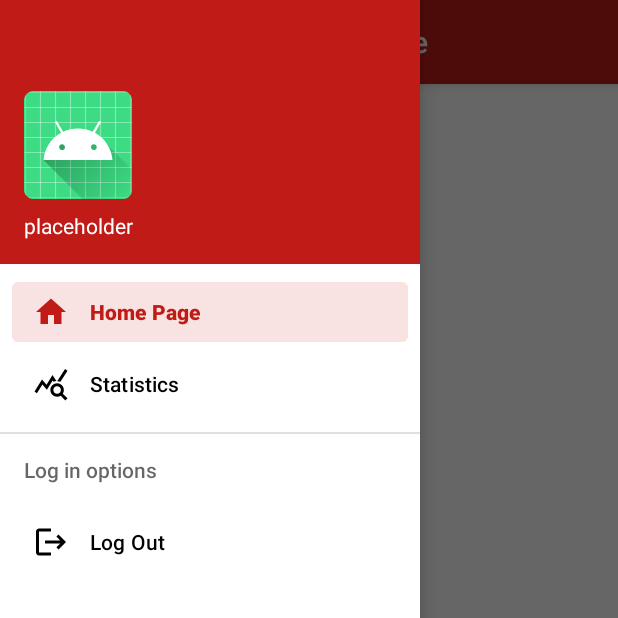
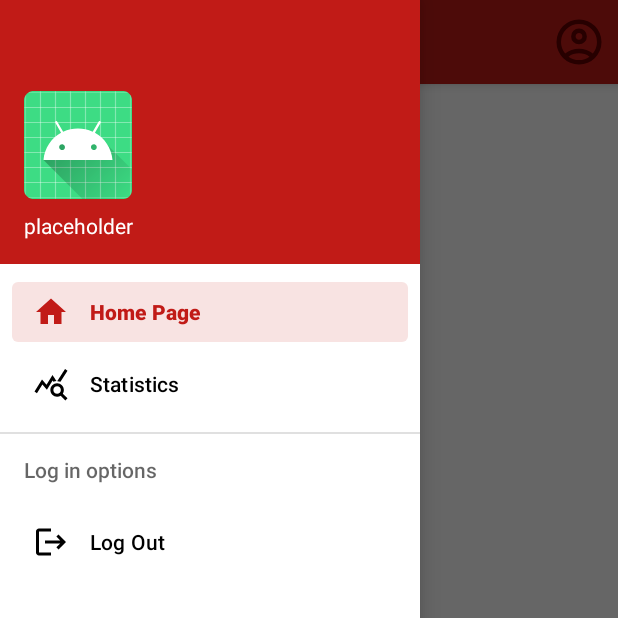
Before and after one commit to guyam23-meet/AndNowIRest, an Android app: the HomePage screen opened directly, with no data from a screen before it, with the side drawer open, on a phone screen of 412 x 824 dp, the top half of it. Run offline under Robolectric (Android 15) with nearby library versions, the phone set to English and light mode, and no system bars; our stand-ins replace Firebase (no records; nobody signed in at launch, a user with empty details on screens opened directly).

Commit message:
menu but not connected to database

```diff
--- a/app/src/main/java/com/example/csproject/HomePage.java
+++ b/app/src/main/java/com/example/csproject/HomePage.java
@@ -3,6 +3,7 @@ package com.example.csproject;
 import androidx.annotation.NonNull;
 import androidx.appcompat.app.ActionBarDrawerToggle;
 import androidx.appcompat.app.AppCompatActivity;
+import androidx.appcompat.widget.PopupMenu;
 import androidx.appcompat.widget.Toolbar;
 import androidx.core.view.GravityCompat;
 import androidx.core.view.WindowCompat;
@@ -12,29 +13,33 @@ import android.content.Intent;
 import android.graphics.Color;
 import android.os.Build;
 import android.os.Bundle;
+import android.view.Menu;
+import android.view.MenuInflater;
 import android.view.MenuItem;
 import android.view.View;
 import android.view.Window;
 import android.view.WindowManager;
+import android.widget.TextView;
 import android.widget.Toast;
 
 import com.google.android.material.navigation.NavigationView;
 import com.google.firebase.auth.FirebaseAuth;
 import com.google.firebase.database.FirebaseDatabase;
 
-public class HomePage extends AppCompatActivity implements NavigationView.OnNavigationItemSelectedListener {
+public class HomePage extends AppCompatActivity implements NavigationView.OnNavigationItemSelectedListener, View.OnClickListener{
     private Toolbar toolbar;
     private View decorView;
     private DrawerLayout drawer;
     private FirebaseAuth mAuth;
     private FirebaseDatabase database;
+    private TextView profile_icon;
 
     @Override
     protected void onCreate(Bundle savedInstanceState) {
         super.onCreate(savedInstanceState);
         requestWindowFeature(Window.FEATURE_NO_TITLE);
         this.getWindow().setFlags(WindowManager.LayoutParams.FLAG_FULLSCREEN, WindowManager.LayoutParams.FLAG_FULLSCREEN);
-        hideSystemUI(getWindow());
+        getWindow().getDecorView().setSystemUiVisibility(hideSystemBars());
         if (Build.VERSION.SDK_INT >= Build.VERSION_CODES.P) {
             getWindow().getAttributes().layoutInDisplayCutoutMode = WindowManager.LayoutParams.LAYOUT_IN_DISPLAY_CUTOUT_MODE_SHORT_EDGES;
         }
@@ -43,6 +48,7 @@ public class HomePage extends AppCompatActivity implements NavigationView.OnNavi
 
         toolbar = findViewById(R.id.toolbar);
         setSupportActionBar(toolbar);
+        getSupportActionBar().setDisplayShowTitleEnabled(false);
 
         drawer = findViewById(R.id.drawer_layout);
         NavigationView navigationView = findViewById(R.id.nav_view);
@@ -55,10 +61,6 @@ public class HomePage extends AppCompatActivity implements NavigationView.OnNavi
             getSupportFragmentManager().beginTransaction().replace(R.id.fragment_container, new HomeFragment()).commit();
             navigationView.setCheckedItem(R.id.nav_home);
         }
-
-        database = FirebaseDatabase.getInstance("https://csproject-99c38-default-rtdb.europe-west1.firebasedatabase.app/");
-        mAuth = FirebaseAuth.getInstance();
-
         decorView = getWindow().getDecorView();
         decorView.setOnSystemUiVisibilityChangeListener(new View.OnSystemUiVisibilityChangeListener() {
             @Override
@@ -67,6 +69,11 @@ public class HomePage extends AppCompatActivity implements NavigationView.OnNavi
                     decorView.setSystemUiVisibility(hideSystemBars());
             }
         });
+
+        database = FirebaseDatabase.getInstance("https://csproject-99c38-default-rtdb.europe-west1.firebasedatabase.app/");
+        mAuth = FirebaseAuth.getInstance();
+        profile_icon=findViewById(R.id.profile_icon);
+        profile_icon.setOnClickListener(this);
     }
 
     @Override
@@ -113,20 +120,22 @@ public class HomePage extends AppCompatActivity implements NavigationView.OnNavi
             decorView.setSystemUiVisibility(hideSystemBars());
     }
 
-    public static void hideSystemUI(android.view.Window window) {
-        window.getDecorView().setSystemUiVisibility(
-                View.SYSTEM_UI_FLAG_FULLSCREEN
-                        | View.SYSTEM_UI_FLAG_LOW_PROFILE
-                        | View.SYSTEM_UI_FLAG_LAYOUT_STABLE
-                        | View.SYSTEM_UI_FLAG_IMMERSIVE
-                        | View.SYSTEM_UI_FLAG_LAYOUT_HIDE_NAVIGATION
-                        | View.SYSTEM_UI_FLAG_HIDE_NAVIGATION
-                        | View.SYSTEM_UI_FLAG_LAYOUT_FULLSCREEN);
-    }
 
     public void signOut() {
         mAuth.signOut();
         Intent i = new Intent(HomePage.this, MainActivity.class);
         startActivity(i);
     }
+
+    @Override
+    public void onClick(View view) {
+        if(view==profile_icon){
+            showPopup(view);
+        }
+    }
+    public void showPopup(View v){
+        PopupMenu popup = new PopupMenu(this,v);
+        popup.inflate(R.menu.profile_menu);
+        popup.show();
+    }
 }
--- /dev/null
+++ b/app/src/main/res/drawable/account_circle_24.xml
@@ -0,0 +1,9 @@
+<vector xmlns:android="http://schemas.android.com/apk/res/android"
+    android:width="36dp"
+    android:height="36dp"
+    android:viewportWidth="960"
+    android:viewportHeight="960">
+  <path
+      android:fillColor="@color/account_circle_color"
+      android:pathData="M234,684q51,-39 114,-61.5T480,600q69,0 132,22.5T726,684q35,-41 54.5,-93T800,480q0,-133 -93.5,-226.5T480,160q-133,0 -226.5,93.5T160,480q0,59 19.5,111t54.5,93ZM480,520q-59,0 -99.5,-40.5T340,380q0,-59 40.5,-99.5T480,240q59,0 99.5,40.5T620,380q0,59 -40.5,99.5T480,520ZM480,880q-83,0 -156,-31.5T197,763q-54,-54 -85.5,-127T80,480q0,-83 31.5,-156T197,197q54,-54 127,-85.5T480,80q83,0 156,31.5T763,197q54,54 85.5,127T880,480q0,83 -31.5,156T763,763q-54,54 -127,85.5T480,880ZM480,800q53,0 100,-15.5t86,-44.5q-39,-29 -86,-44.5T480,680q-53,0 -100,15.5T294,740q39,29 86,44.5T480,800ZM480,440q26,0 43,-17t17,-43q0,-26 -17,-43t-43,-17q-26,0 -43,17t-17,43q0,26 17,43t43,17ZM480,380ZM480,740Z"/>
+</vector>
--- a/app/src/main/res/layout/activity_home_page.xml
+++ b/app/src/main/res/layout/activity_home_page.xml
@@ -6,7 +6,6 @@
     android:layout_height="match_parent"
     android:fitsSystemWindows="false"
     tools:context=".HomePage"
-    tools:openDrawer="start"
 
     android:id="@+id/drawer_layout">
 
@@ -33,8 +32,15 @@
                 android:layout_width="wrap_content"
                 android:layout_height="wrap_content"
                 android:layout_gravity="center"
-                android:text="proj title here"
+                android:text="title"
                 android:textColor="@android:color/white" />
+            <TextView
+                android:layout_width="wrap_content"
+                android:layout_height="wrap_content"
+                android:drawableRight="@drawable/account_circle_24"
+                android:layout_gravity="end"
+                android:padding="8dp"
+                android:id="@+id/profile_icon"/>
 
 
         </androidx.appcompat.widget.Toolbar>
--- /dev/null
+++ b/app/src/main/res/menu/profile_menu.xml
@@ -0,0 +1,10 @@
+<?xml version="1.0" encoding="utf-8"?>
+<menu xmlns:android="http://schemas.android.com/apk/res/android"
+    xmlns:app="http://schemas.android.com/apk/res-auto">
+    <item android:id="@+id/prodile_name"
+        android:title="username"
+        app:showAsAction="never"/>
+    <item android:id="@+id/prodile_email"
+        android:title="email@example.com"
+        app:showAsAction="never"/>
+</menu>
--- a/app/src/main/res/values/colors.xml
+++ b/app/src/main/res/values/colors.xml
@@ -5,6 +5,7 @@
     <color name="purple_700">#FF3700B3</color>
     <color name="teal_200">#FF03DAC5</color>
     <color name="teal_700">#FF018786</color>
+    <color name="account_circle_color">#610000</color>
     <color name="black">#FF000000</color>
     <color name="white">#FFFFFFFF</color>
     <color name="purple">#8692f7</color>
```
Also changed, not shown: app/src/main/res/drawable/baseline_email_24.xml (+10 -4 lines).
